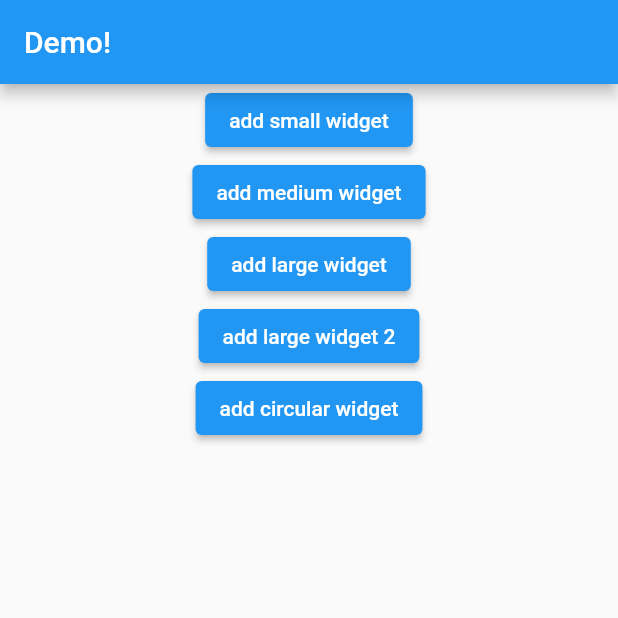
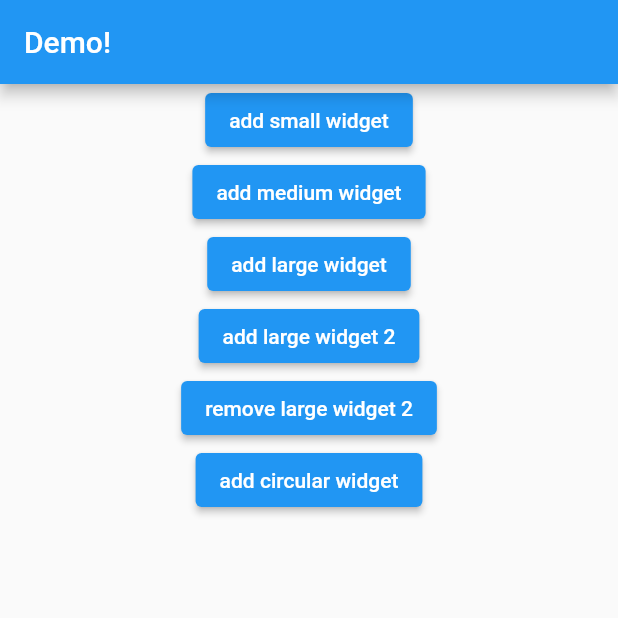
Before and after one commit to coder-cjl/widgetExample, a Flutter app: the screen it shows after launch, on a phone screen of 412 x 824 dp, the top half of it. Run offline on Flutter 3.47's test engine with Material 2 defaults, Android fonts, the phone set to English and light mode, and no system bars; our stand-ins replace uni_links; missing offline and left inert: flutter_widgetkit.

```diff
--- a/lib/main.dart
+++ b/lib/main.dart
@@ -93,6 +93,19 @@ class DemoWidget extends StatelessWidget {
                 channel.invokeMethod("add");
               },
               child: const Text("add large widget 2"),
+            ),
+            ElevatedButton(
+              onPressed: () {
+                var json = jsonEncode(
+                  FlutterTimeWidgetData(
+                    family: WidgetFamilyEnum.systemLarge,
+                    time: "https://picsum.photos/200/300",
+                  ),
+                );
+                WidgetKit.setItem("remove", json, suiteName);
+                channel.invokeMethod("remove");
+              },
+              child: const Text("remove large widget 2"),
             ),
             ElevatedButton(
               onPressed: () {
```
